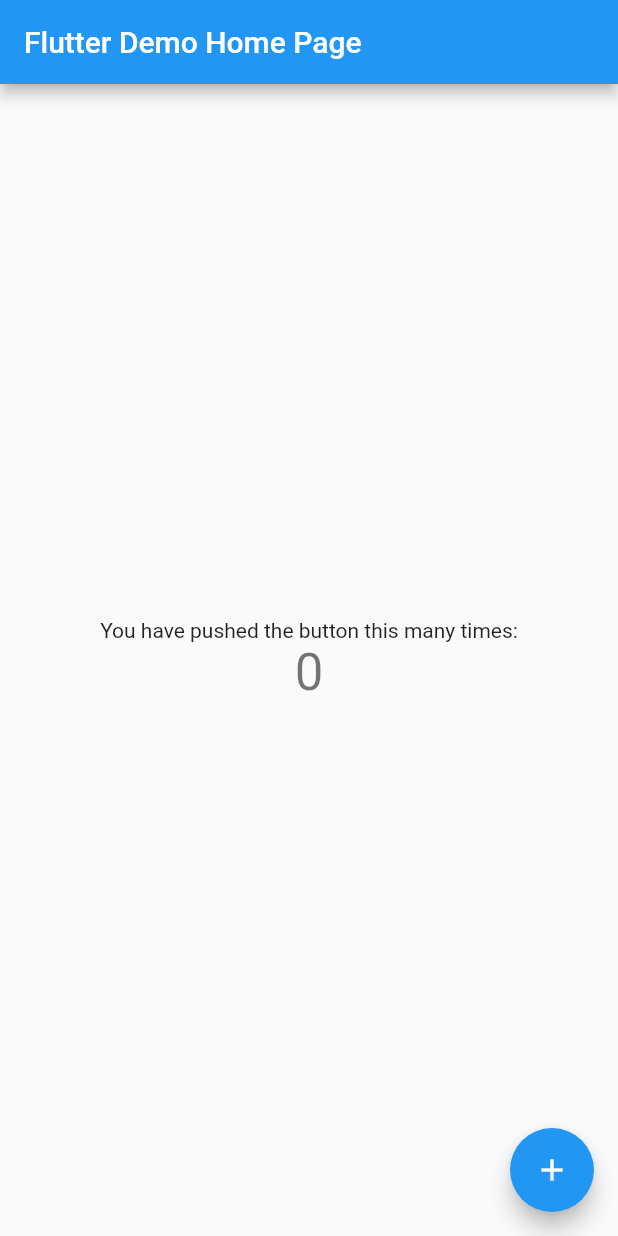
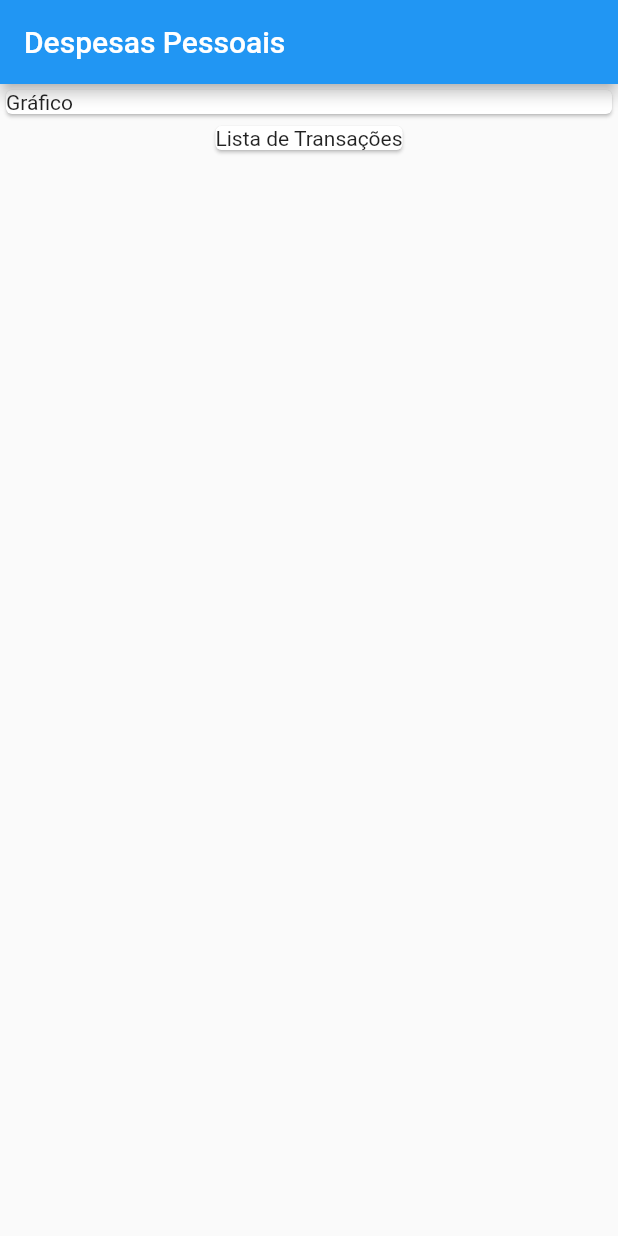
Before and after one commit to Gastongouveia/expenses_flutter, a Flutter app: the screen it shows after launch, on a phone screen of 412 x 824 dp. Run offline on Flutter 3.47's test engine with Material 2 defaults, Android fonts, the phone set to English and light mode, and no system bars.

Commit message:
initial widgets

```diff
--- a/lib/main.dart
+++ b/lib/main.dart
@@ -1,113 +1,36 @@
 import 'package:flutter/material.dart';
 
-void main() {
-  runApp(MyApp());
-}
+main() => runApp(ExpensesApp());
 
-class MyApp extends StatelessWidget {
-  // This widget is the root of your application.
+class ExpensesApp extends StatelessWidget {
   @override
   Widget build(BuildContext context) {
     return MaterialApp(
-      title: 'Flutter Demo',
-      theme: ThemeData(
-        // This is the theme of your application.
-        //
-        // Try running your application with "flutter run". You'll see the
-        // application has a blue toolbar. Then, without quitting the app, try
-        // changing the primarySwatch below to Colors.green and then invoke
-        // "hot reload" (press "r" in the console where you ran "flutter run",
-        // or simply save your changes to "hot reload" in a Flutter IDE).
-        // Notice that the counter didn't reset back to zero; the application
-        // is not restarted.
-        primarySwatch: Colors.blue,
-      ),
-      home: MyHomePage(title: 'Flutter Demo Home Page'),
+      home: MyHomePage(),
     );
   }
 }
 
-class MyHomePage extends StatefulWidget {
-  MyHomePage({Key? key, required this.title}) : super(key: key);
-
-  // This widget is the home page of your application. It is stateful, meaning
-  // that it has a State object (defined below) that contains fields that affect
-  // how it looks.
-
-  // This class is the configuration for the state. It holds the values (in this
-  // case the title) provided by the parent (in this case the App widget) and
-  // used by the build method of the State. Fields in a Widget subclass are
-  // always marked "final".
-
-  final String title;
-
-  @override
-  _MyHomePageState createState() => _MyHomePageState();
-}
-
-class _MyHomePageState extends State<MyHomePage> {
-  int _counter = 0;
-
-  void _incrementCounter() {
-    setState(() {
-      // This call to setState tells the Flutter framework that something has
-      // changed in this State, which causes it to rerun the build method below
-      // so that the display can reflect the updated values. If we changed
-      // _counter without calling setState(), then the build method would not be
-      // called again, and so nothing would appear to happen.
-      _counter++;
-    });
-  }
-
+class MyHomePage extends StatelessWidget {
   @override
   Widget build(BuildContext context) {
-    // This method is rerun every time setState is called, for instance as done
-    // by the _incrementCounter method above.
-    //
-    // The Flutter framework has been optimized to make rerunning build methods
-    // fast, so that you can just rebuild anything that needs updating rather
-    // than having to individually change instances of widgets.
     return Scaffold(
       appBar: AppBar(
-        // Here we take the value from the MyHomePage object that was created by
-        // the App.build method, and use it to set our appbar title.
-        title: Text(widget.title),
+        title: Text('Despesas Pessoais'),
       ),
-      body: Center(
-        // Center is a layout widget. It takes a single child and positions it
-        // in the middle of the parent.
-        child: Column(
-          // Column is also a layout widget. It takes a list of children and
-          // arranges them vertically. By default, it sizes itself to fit its
-          // children horizontally, and tries to be as tall as its parent.
-          //
-          // Invoke "debug painting" (press "p" in the console, choose the
-          // "Toggle Debug Paint" action from the Flutter Inspector in Android
-          // Studio, or the "Toggle Debug Paint" command in Visual Studio Code)
-          // to see the wireframe for each widget.
-          //
-          // Column has various properties to control how it sizes itself and
-          // how it positions its children. Here we use mainAxisAlignment to
-          // center the children vertically; the main axis here is the vertical
-          // axis because Columns are vertical (the cross axis would be
-          // horizontal).
-          mainAxisAlignment: MainAxisAlignment.center,
-          children: <Widget>[
-            Text(
-              'You have pushed the button this many times:',
+      body: Column(
+        children: [
+          Container(
+            width: double.infinity,
+            child: Card(
+              child: Text('Gráfico'),
             ),
-            Text(
-              '$_counter',
-              style: Theme.of(context).textTheme.headline4,
-            ),
-          ],
-        ),
+          ),
+          Card(
+            child: Text('Lista de Transações'),
+          ),
+        ],
       ),
-      floatingActionButton: FloatingActionButton(
-        onPressed: _incrementCounter,
-        tooltip: 'Increment',
-        child: Icon(Icons.add),
-      ), // This trailing comma makes auto-formatting nicer for build methods.
     );
   }
 }
```
Also changed, not shown: 1 other file.
